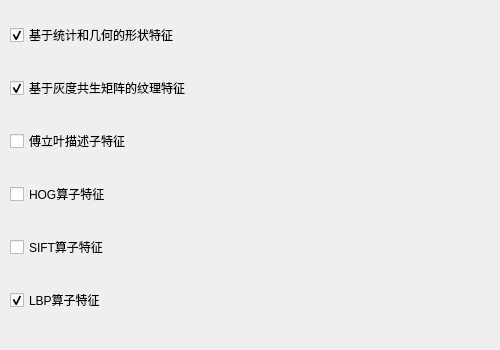
Before: the Qt Designer form Qt_Ui/featureFetchWid.ui in Jyunmau/Diatom-classification, drawn with Qt 5.
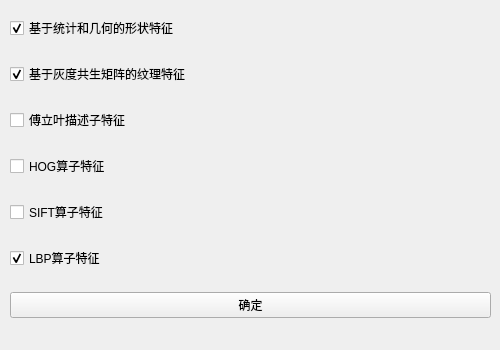
After: the same form once the commit is applied.

Patch:
```diff
--- a/Qt_Ui/featureFetchWid.ui
+++ b/Qt_Ui/featureFetchWid.ui
@@ -107,6 +107,13 @@
                         </item>
                     </layout>
                 </item>
+                <item>
+                    <widget class="QPushButton" name="yesButton">
+                        <property name="text">
+                            <string>确定</string>
+                        </property>
+                    </widget>
+                </item>
             </layout>
         </widget>
     </widget>
```
